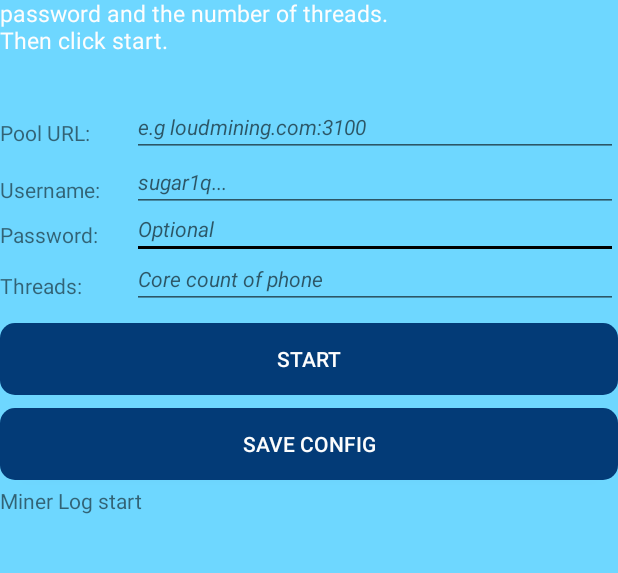
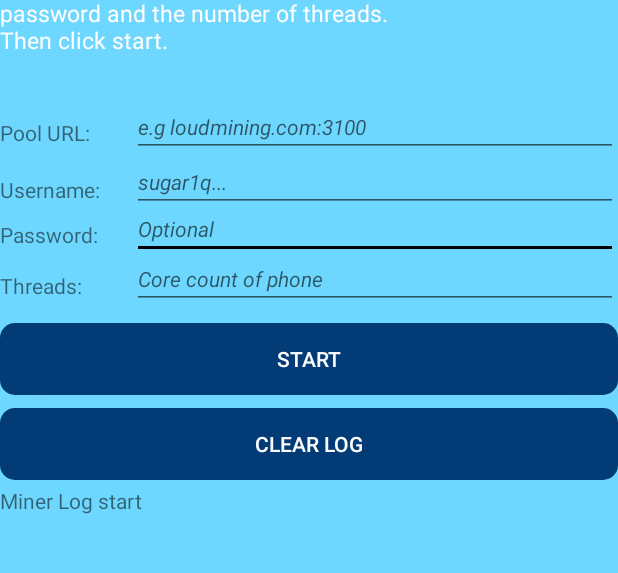
Before and after one commit to Nugetzrul3/Sugarchain-Android-Miner, an Android app: the screen it shows after launch (MainActivity), on a phone screen of 412 x 824 dp, the part 198-771 px from its top. Run offline under Robolectric (Android 15) with nearby library versions, the light colour scheme and no system bars.

Commit message:
- Remove Save config button:  Now config saves when application is closed
 - Added clear log:
 Still WIP as miner is not added, but will clear miner log if user wishes to

```diff
--- a/app/build.gradle
+++ b/app/build.gradle
@@ -14,6 +14,7 @@ android {
         versionCode 1
         versionName "1.0"
         testInstrumentationRunner "androidx.test.runner.AndroidJUnitRunner"
+
     }
     buildTypes {
         release {
--- a/app/src/main/java/com/example/myapplication/MainActivity.kt
+++ b/app/src/main/java/com/example/myapplication/MainActivity.kt
@@ -18,8 +18,8 @@ class MainActivity : AppCompatActivity() {
         setContentView(R.layout.activity_main)
 
         changeButtonText()
-        saveConfig()
         setText()
+        clearLog()
 
 
 
@@ -37,6 +37,11 @@ class MainActivity : AppCompatActivity() {
         this.doublebackpressedonce = true
         Toast.makeText(this, "Click back again to Exit", Toast.LENGTH_SHORT).show()
         Handler().postDelayed(Runnable { doublebackpressedonce = false }, 1000)
+    }
+
+    override fun onWindowFocusChanged(hasFocus: Boolean) {
+        super.onWindowFocusChanged(!hasFocus)
+        saveConfig()
     }
 
     private fun changeButtonText() {
@@ -70,9 +75,6 @@ class MainActivity : AppCompatActivity() {
         var thrdstxt = findViewById(R.id.editText5) as EditText
 
 
-        val save_button: Button = findViewById(R.id.button3)
-        save_button.setOnClickListener {
-            val changeTextView2: TextView = findViewById(R.id.textView6)
 
         var Settings = JSONObject()
         Settings.put("URL", Pooltxt.text)
@@ -80,7 +82,6 @@ class MainActivity : AppCompatActivity() {
         Settings.put("Passwd", Passwdtxt.text)
         Settings.put("CPU", thrdstxt.text)
 
-            changeTextView2.setText("Pool:" + Settings.get("URL").toString() + ", Username:" + Settings.get("User").toString() + ", Password: " + Settings.get("Passwd").toString() + ", Threads: " + Settings.get("CPU").toString())
 
 
 
@@ -94,7 +95,6 @@ class MainActivity : AppCompatActivity() {
             file.writeText(Settings.toString())
         }
 
-        }
     }
 
     fun setText() {
@@ -137,4 +137,13 @@ class MainActivity : AppCompatActivity() {
 
     }
 
+    fun clearLog() {
+        val logclear: TextView = findViewById(R.id.textView6)
+        val clear_button: Button = findViewById(R.id.button3)
+
+        clear_button.setOnClickListener{
+            logclear.setText("")
         }
+    }
+
+}
--- a/app/src/main/res/layout/activity_main.xml
+++ b/app/src/main/res/layout/activity_main.xml
@@ -74,7 +74,7 @@
         android:layout_height="48dp"
         android:background="@drawable/roundshapebutton"
         android:fadingEdge="horizontal"
-        android:text="Save Config"
+        android:text="Clear Log"
         android:textColor="@color/colorText"
         app:layout_constraintBottom_toBottomOf="parent"
         app:layout_constraintHorizontal_bias="0.0"
```
Lines whose indentation alone changed are shown as unchanged.
